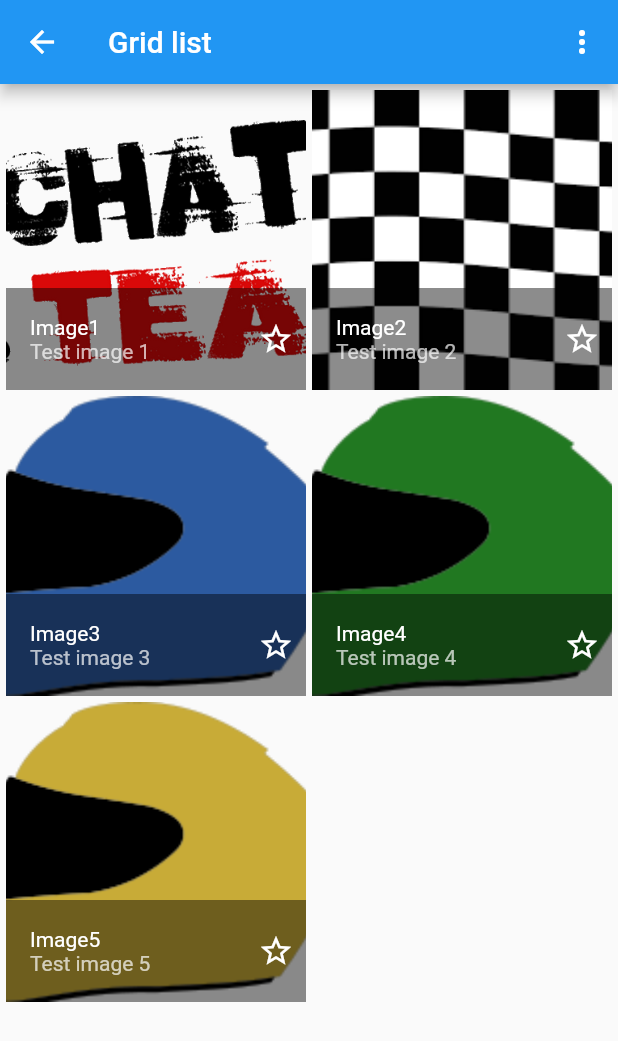
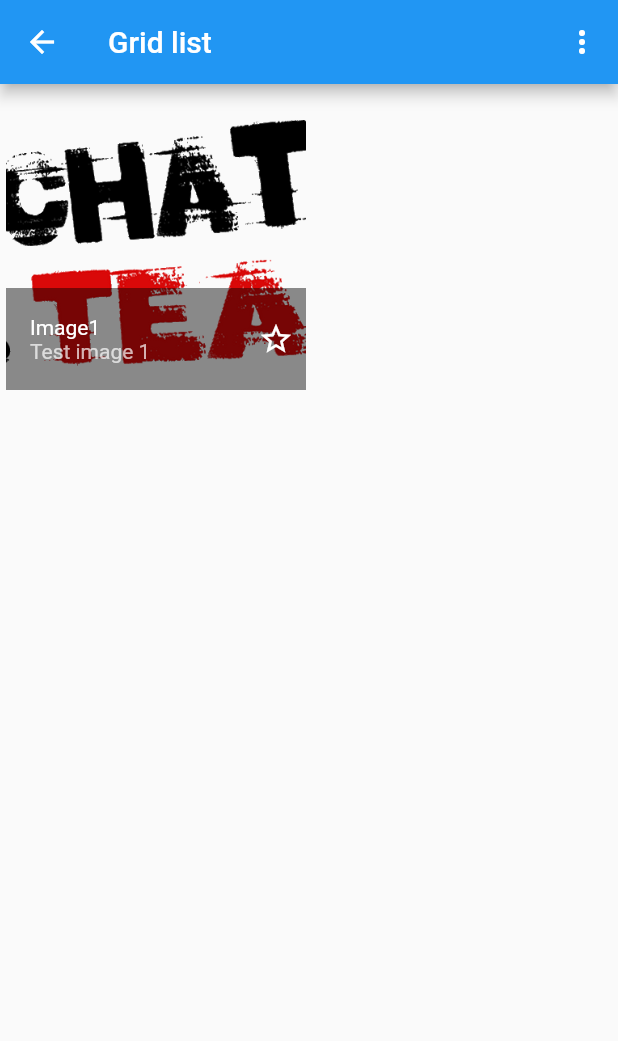
Before and after one commit to Yann39/ccteam-flutter, a Flutter app: the GalleryListDemo screen opened directly, on a phone screen of 412 x 824 dp. Shown: the top 1041 px of the screen. Run offline on Flutter 3.47's test engine with Material 2 defaults, Android fonts, the phone set to English and light mode, and no system bars.

Commit message:
Gallery + list test

```diff
--- a/lib/gallery.dart
+++ b/lib/gallery.dart
@@ -63,6 +63,7 @@ class _GalleryState extends State<Gallery> with SingleTickerProviderStateMixin {
   @override
   void initState() {
     super.initState();
+    print(">>>>>>> INITSTATE");
     _controller = AnimationController(vsync: this)
       ..addListener(_handleFlingAnimation);
   }
@@ -121,6 +122,7 @@ class _GalleryState extends State<Gallery> with SingleTickerProviderStateMixin {
 
   @override
   Widget build(BuildContext context) {
+    print(">>>>>>> BUILD");
     return GestureDetector(
       onScaleStart: _handleOnScaleStart,
       onScaleUpdate: _handleOnScaleUpdate,
@@ -156,6 +158,7 @@ class GalleryPhotoItem extends StatelessWidget {
   final BannerTapCallback onBannerTap; // User taps on the photo's header or footer.
 
   void showPhoto(BuildContext context) {
+    print(">>>>>>> SHOWPHOTO");
     Navigator.push(context, MaterialPageRoute<void>(
         builder: (BuildContext context) {
           return Scaffold(
@@ -175,8 +178,10 @@ class GalleryPhotoItem extends StatelessWidget {
 
   @override
   Widget build(BuildContext context) {
+    print(">>>>>>> BUILD2");
     final Widget image = GestureDetector(
-        onTap: () { showPhoto(context); },
+        onTap: () {
+          print(">>>>>>> ON TAP"); showPhoto(context); },
         child: Hero(
             key: Key(photo.assetName),
             tag: photo.tag,
@@ -232,6 +237,7 @@ class GalleryPhotoItem extends StatelessWidget {
 }
 
 class GalleryListDemo extends StatefulWidget {
+
   const GalleryListDemo({ Key key }) : super(key: key);
 
   static const String routeName = '/material/gallery-list';
@@ -248,26 +254,6 @@ class GalleryListDemoState extends State<GalleryListDemo> {
       assetName: 'images/chachatte-team-banner.png',
       title: 'Image1',
       caption: 'Test image 1',
-    ),
-    Photo(
-      assetName: 'images/finish-flag.png',
-      title: 'Image2',
-      caption: 'Test image 2',
-    ),
-    Photo(
-      assetName: 'images/helmet-blue.png',
-      title: 'Image3',
-      caption: 'Test image 3',
-    ),
-    Photo(
-      assetName: 'images/helmet-green.png',
-      title: 'Image4',
-      caption: 'Test image 4',
-    ),
-    Photo(
-      assetName: 'images/helmet-yellow.png',
-      title: 'Image5',
-      caption: 'Test image 5',
     )
   ];
 
@@ -279,6 +265,7 @@ class GalleryListDemoState extends State<GalleryListDemo> {
 
   @override
   Widget build(BuildContext context) {
+    print(">>>>>>> BUILD PHOTOS");
     final Orientation orientation = MediaQuery.of(context).orientation;
     return Scaffold(
       appBar: AppBar(
```
Also changed, not shown: lib/team.dart (+48 -9 lines).
